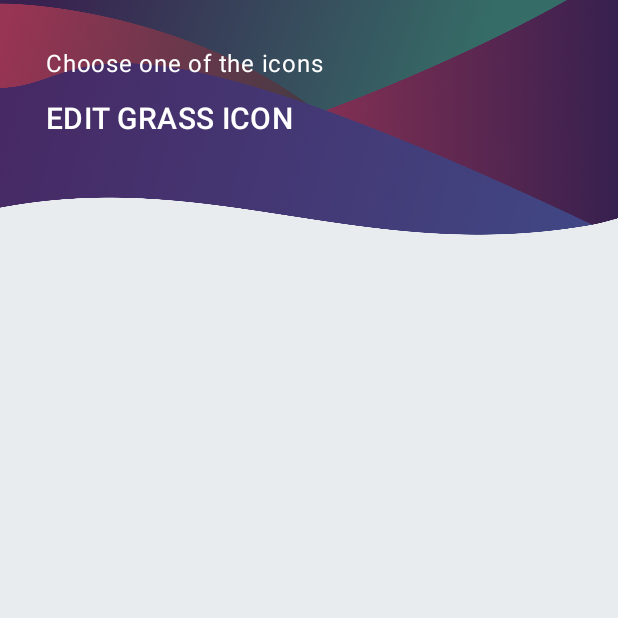
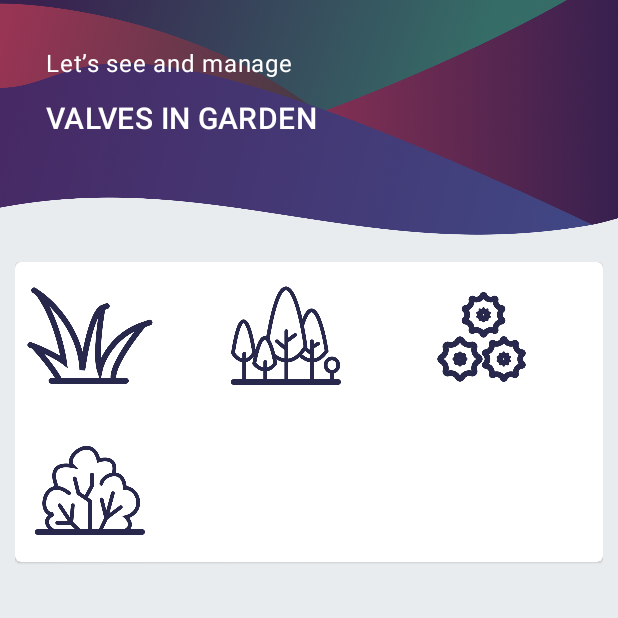
Before and after one commit to radovansanta/SmartGardenApp, an Android app: the fragment EditValveIcon shown on its own in the app's theme, on a phone screen of 412 x 824 dp, the top half of it. Run offline under Robolectric (Android 15) with nearby library versions, the phone set to English and light mode, and no system bars.

Commit message:
- Choose icon view (Loading icons and back button)

```diff
--- a/app/src/main/java/com/example/smartgarden/Fragments/EditValveIcon.java
+++ b/app/src/main/java/com/example/smartgarden/Fragments/EditValveIcon.java
@@ -1,66 +1,89 @@
 package com.example.smartgarden.Fragments;
 
+import android.annotation.SuppressLint;
+import android.graphics.drawable.Drawable;
 import android.os.Bundle;
-
-import androidx.fragment.app.Fragment;
-
+import android.util.Log;
 import android.view.LayoutInflater;
 import android.view.View;
 import android.view.ViewGroup;
 
+import androidx.annotation.NonNull;
+import androidx.annotation.Nullable;
+import androidx.fragment.app.Fragment;
+import androidx.lifecycle.ViewModelProvider;
+import androidx.navigation.fragment.NavHostFragment;
+import androidx.recyclerview.widget.GridLayoutManager;
+import androidx.recyclerview.widget.LinearLayoutManager;
+import androidx.recyclerview.widget.RecyclerView;
+
+import com.example.smartgarden.Models.IconAdapter;
 import com.example.smartgarden.R;
+import com.example.smartgarden.Models.Valve;
+import com.example.smartgarden.Models.ValveAdapter;
+import com.example.smartgarden.ViewModels.HomeViewModel;
+import com.example.smartgarden.databinding.FragmentEditValveIconBinding;
+import com.example.smartgarden.databinding.FragmentHomeBinding;
+import java.util.ArrayList;
 
-/**
- * A simple {@link Fragment} subclass.
- * Use the {@link EditValveIcon#newInstance} factory method to
- * create an instance of this fragment.
- */
 public class EditValveIcon extends Fragment {
 
-    // TODO: Rename parameter arguments, choose names that match
-    // the fragment initialization parameters, e.g. ARG_ITEM_NUMBER
-    private static final String ARG_PARAM1 = "param1";
-    private static final String ARG_PARAM2 = "param2";
+    RecyclerView iconsList;
+    IconAdapter iconsAdapter;
+    private FragmentEditValveIconBinding binding;
+    private HomeViewModel homeViewModel;
 
-    // TODO: Rename and change types of parameters
-    private String mParam1;
-    private String mParam2;
+    public View onCreateView(@NonNull LayoutInflater inflater,
+                             ViewGroup container, Bundle savedInstanceState) {
 
-    public EditValveIcon() {
-        // Required empty public constructor
+        binding = FragmentEditValveIconBinding.inflate(inflater, container, false);
+        View root = binding.getRoot();
+
+        iconsList = root.findViewById(R.id.rv_icons);
+        loadData();
+
+        iconsList.hasFixedSize();
+        int numberOfColumns = 3;
+        iconsList.setLayoutManager(new GridLayoutManager(root.getContext(), numberOfColumns));
+
+
+        iconsAdapter.setOnClickListener(icon -> {
+            getActivity().onBackPressed();
+        });
+
+        return root;
     }
 
-    /**
-     * Use this factory method to create a new instance of
-     * this fragment using the provided parameters.
-     *
-     * @param param1 Parameter 1.
-     * @param param2 Parameter 2.
-     * @return A new instance of fragment EditValveIcon.
-     */
-    // TODO: Rename and change types and number of parameters
-    public static EditValveIcon newInstance(String param1, String param2) {
-        EditValveIcon fragment = new EditValveIcon();
-        Bundle args = new Bundle();
-        args.putString(ARG_PARAM1, param1);
-        args.putString(ARG_PARAM2, param2);
-        fragment.setArguments(args);
-        return fragment;
+    public void loadData(){
+        iconsAdapter = new IconAdapter(getViewLifecycleOwner());
+        iconsList.setAdapter(iconsAdapter);
+
+        ArrayList<Drawable> dat = new ArrayList<>();
+        dat.add((Drawable) getResources().getDrawable( R.drawable.grass_icon ));
+        dat.add((Drawable) getResources().getDrawable( R.drawable.tree_icon ));
+        dat.add((Drawable) getResources().getDrawable( R.drawable.flower_icon ));
+        dat.add((Drawable) getResources().getDrawable( R.drawable.bush_icon ));
+
+        iconsAdapter.setData(dat);
+    }
+
+
+    @SuppressLint("ResourceType")
+    @Override
+    public void onViewCreated(@NonNull View view, @Nullable Bundle savedInstanceState) {
+
+
+    }
+
+
+    @Override
+    public void onViewStateRestored(@Nullable Bundle savedInstanceState) {
+        super.onViewStateRestored(savedInstanceState);
     }
 
     @Override
-    public void onCreate(Bundle savedInstanceState) {
-        super.onCreate(savedInstanceState);
-        if (getArguments() != null) {
-            mParam1 = getArguments().getString(ARG_PARAM1);
-            mParam2 = getArguments().getString(ARG_PARAM2);
-        }
-    }
-
-    @Override
-    public View onCreateView(LayoutInflater inflater, ViewGroup container,
-                             Bundle savedInstanceState) {
-        // Inflate the layout for this fragment
-        return inflater.inflate(R.layout.fragment_edit_valve_icon, container, false);
+    public void onDestroyView() {
+        super.onDestroyView();
+        binding = null;
     }
 }
--- a/app/src/main/java/com/example/smartgarden/Fragments/HomeFragment.java
+++ b/app/src/main/java/com/example/smartgarden/Fragments/HomeFragment.java
@@ -50,7 +50,7 @@ public class HomeFragment extends Fragment {
     @SuppressLint("ResourceType")
     @Override
     public void onViewCreated(@NonNull View view, @Nullable Bundle savedInstanceState) {
-        valvesList = getView().findViewById(R.id.rv);
+        valvesList = view.findViewById(R.id.rv);
         valvesList.hasFixedSize();
         valvesList.setLayoutManager(new LinearLayoutManager(view.getContext()));
 
--- /dev/null
+++ b/app/src/main/java/com/example/smartgarden/Models/IconAdapter.java
@@ -0,0 +1,83 @@
+package com.example.smartgarden.Models;
+
+import androidx.annotation.NonNull;
+import androidx.lifecycle.Lifecycle;
+import androidx.lifecycle.LifecycleOwner;
+import androidx.recyclerview.widget.RecyclerView;
+
+import android.graphics.drawable.Drawable;
+import android.view.LayoutInflater;
+import android.view.View;
+import android.view.ViewGroup;
+import android.widget.CompoundButton;
+import android.widget.ImageView;
+import android.widget.Switch;
+import android.widget.TextView;
+import android.widget.Toast;
+
+import com.example.smartgarden.Networking.Repositories.ValveRepository;
+import com.example.smartgarden.R;
+
+import java.util.ArrayList;
+import java.util.List;
+
+public class IconAdapter extends RecyclerView.Adapter<IconAdapter.ViewHolder> {
+
+    private List<Drawable> valves;
+    private OnClickListener onClickListener;
+    ValveRepository repository;
+    private View view;
+    private LifecycleOwner lifecycle;
+
+    public IconAdapter(LifecycleOwner lifecycle) {
+        valves = new ArrayList<Drawable>();
+        repository = ValveRepository.getInstance();
+        this.lifecycle = lifecycle;
+    }
+
+    public void setData(List<Drawable> data){
+        valves = data;
+        notifyDataSetChanged();
+    }
+
+    public void setOnClickListener(OnClickListener listener) {
+        this.onClickListener = listener;
+    }
+
+
+    @NonNull
+    @Override
+    public ViewHolder onCreateViewHolder(@NonNull ViewGroup parent, int viewType) {
+        LayoutInflater inflater = LayoutInflater.from(parent.getContext());
+        view = inflater.inflate(R.layout.icon_rv_item, parent, false);
+        return new ViewHolder(view);
+    }
+
+    @Override
+    public void onBindViewHolder(@NonNull ViewHolder holder, int position) {
+        holder.icon.setImageDrawable(valves.get(position));
+    }
+
+    @Override
+    public int getItemCount() {
+        return valves.size();
+    }
+
+
+    class ViewHolder extends RecyclerView.ViewHolder {
+
+        ImageView icon;
+
+        ViewHolder(View itemView) {
+            super(itemView);
+            icon = itemView.findViewById(R.id.iconChange);
+            itemView.setOnClickListener(v -> {
+                onClickListener.onClick(valves.get(getAdapterPosition()));
+            });
+        }
+    }
+
+    public interface OnClickListener {
+        void onClick(Drawable icon);
+    }
+}
--- a/app/src/main/res/layout/fragment_edit_valve_icon.xml
+++ b/app/src/main/res/layout/fragment_edit_valve_icon.xml
@@ -1,10 +1,9 @@
 <?xml version="1.0" encoding="utf-8"?>
-<FrameLayout xmlns:android="http://schemas.android.com/apk/res/android"
+<androidx.constraintlayout.widget.ConstraintLayout xmlns:android="http://schemas.android.com/apk/res/android"
+    xmlns:app="http://schemas.android.com/apk/res-auto"
     xmlns:tools="http://schemas.android.com/tools"
     android:layout_width="match_parent"
     android:layout_height="match_parent"
-    xmlns:app="http://schemas.android.com/apk/res-auto"
-    android:background="#E8ECEF"
     tools:context=".Fragments.EditValveIcon">
 
     <LinearLayout
@@ -35,15 +34,14 @@
                         android:layout_height="0dp"
                         android:layout_weight="0.5"
                         android:textColor="@color/white"
-                        android:text="Choose one of the icons"
+                        android:text="Let’s see and manage"
                         android:textAppearance="?attr/textAppearanceBody1"/>
 
                     <TextView
                         android:layout_width="match_parent"
                         android:layout_height="0dp"
                         android:layout_weight="1"
-                        android:id="@+id/valve_name_top"
-                        android:text="EDIT GRASS ICON"
+                        android:text="VALVES IN GARDEN"
                         android:textColor="@color/white"
                         android:textAppearance="?attr/textAppearanceHeadline6" />
 
@@ -51,27 +49,33 @@
             </LinearLayout>
         </FrameLayout>
 
-
-        <FrameLayout
+        <FrameLayout xmlns:android="http://schemas.android.com/apk/res/android"
+            xmlns:tools="http://schemas.android.com/tools"
             android:layout_width="match_parent"
             android:layout_height="0dp"
-            android:layout_weight="2">
-
-            <LinearLayout
+            android:layout_weight="2"
+            android:padding="10dp"
+            android:background="#E9ECEE">
+            <LinearLayout xmlns:android="http://schemas.android.com/apk/res/android"
                 android:layout_width="match_parent"
                 android:layout_height="match_parent"
-                android:orientation="vertical"
-                android:padding="15dp">
+                android:orientation="vertical">
 
+                <com.google.android.material.card.MaterialCardView
+                    android:layout_width="match_parent"
+                    android:padding="10dp"
+                    android:layout_height="wrap_content">
 
+                    <androidx.recyclerview.widget.RecyclerView
+                        android:layout_width="match_parent"
+                        android:layout_height="match_parent"
+                        android:id="@+id/rv_icons"/>
+
+                </com.google.android.material.card.MaterialCardView>
 
             </LinearLayout>
-
-
-
         </FrameLayout>
-
 
     </LinearLayout>
 
-</FrameLayout>
+</androidx.constraintlayout.widget.ConstraintLayout>
--- /dev/null
+++ b/app/src/main/res/layout/icon_rv_item.xml
@@ -0,0 +1,19 @@
+<?xml version="1.0" encoding="utf-8"?>
+<LinearLayout
+    xmlns:android="http://schemas.android.com/apk/res/android"
+    android:orientation="horizontal"
+    android:padding="5dp"
+    android:layout_width="100dp"
+    android:layout_height="100dp">
+
+
+
+    <ImageView
+        android:layout_width="match_parent"
+        android:layout_height="match_parent"
+        android:src="@drawable/grass_icon"
+        android:id="@+id/iconChange">
+    </ImageView>
+
+
+</LinearLayout>
```
